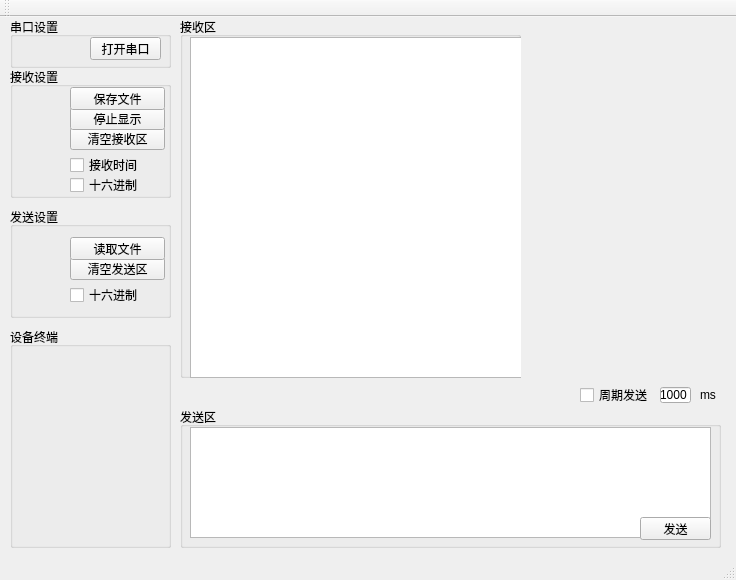
Above: TRDC/mainwindow.ui from addictJun/TRDC before the change. Below: the same form after it.
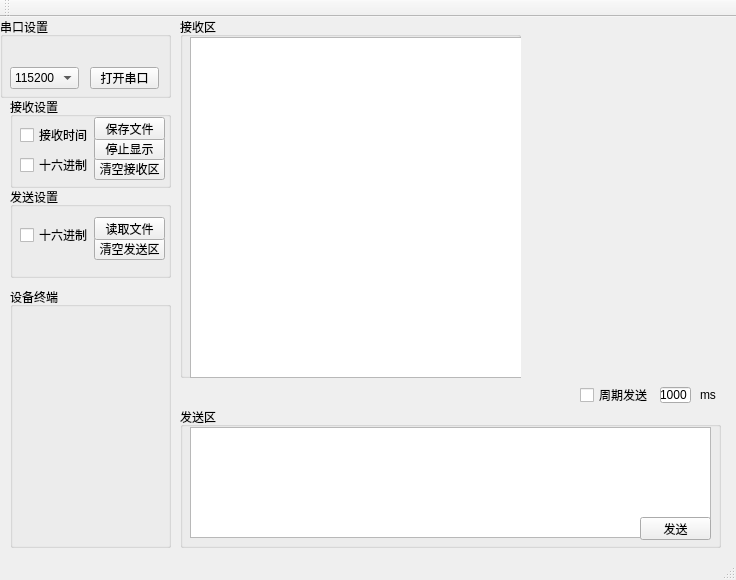
That is the form after the change.

```diff
--- a/TRDC/mainwindow.ui
+++ b/TRDC/mainwindow.ui
@@ -80,10 +80,10 @@
    <widget class="QGroupBox" name="groupBoxComSet">
     <property name="geometry">
      <rect>
-      <x>10</x>
+      <x>0</x>
       <y>0</y>
-      <width>161</width>
-      <height>51</height>
+      <width>171</width>
+      <height>81</height>
      </rect>
     </property>
     <property name="title">
@@ -92,24 +92,39 @@
     <widget class="QPushButton" name="pushButtonOpen">
      <property name="geometry">
       <rect>
-       <x>80</x>
-       <y>20</y>
-       <width>71</width>
-       <height>23</height>
+       <x>90</x>
+       <y>50</y>
+       <width>69</width>
+       <height>22</height>
       </rect>
      </property>
      <property name="text">
       <string>打开串口</string>
      </property>
     </widget>
+    <widget class="QComboBox" name="comboBoxComBaud">
+     <property name="geometry">
+      <rect>
+       <x>10</x>
+       <y>50</y>
+       <width>69</width>
+       <height>22</height>
+      </rect>
+     </property>
+     <item>
+      <property name="text">
+       <string>115200</string>
+      </property>
+     </item>
+    </widget>
    </widget>
    <widget class="QGroupBox" name="groupBoxSendSet">
     <property name="geometry">
      <rect>
       <x>10</x>
-      <y>190</y>
+      <y>170</y>
       <width>161</width>
-      <height>111</height>
+      <height>91</height>
      </rect>
     </property>
     <property name="title">
@@ -118,9 +133,9 @@
     <widget class="QPushButton" name="pushButtonClearSend">
      <property name="geometry">
       <rect>
-       <x>60</x>
+       <x>84</x>
        <y>50</y>
-       <width>95</width>
+       <width>71</width>
        <height>23</height>
       </rect>
      </property>
@@ -131,9 +146,9 @@
     <widget class="QPushButton" name="pushButtonRdFile">
      <property name="geometry">
       <rect>
-       <x>60</x>
+       <x>84</x>
        <y>30</y>
-       <width>95</width>
+       <width>71</width>
        <height>23</height>
       </rect>
      </property>
@@ -144,8 +159,8 @@
     <widget class="QCheckBox" name="checkBoxSendHex">
      <property name="geometry">
       <rect>
-       <x>60</x>
-       <y>80</y>
+       <x>10</x>
+       <y>40</y>
        <width>101</width>
        <height>16</height>
       </rect>
@@ -159,9 +174,9 @@
     <property name="geometry">
      <rect>
       <x>10</x>
-      <y>50</y>
+      <y>80</y>
       <width>161</width>
-      <height>131</height>
+      <height>91</height>
      </rect>
     </property>
     <property name="title">
@@ -170,8 +185,8 @@
     <widget class="QCheckBox" name="checkBoxRevHex">
      <property name="geometry">
       <rect>
-       <x>60</x>
-       <y>110</y>
+       <x>10</x>
+       <y>60</y>
        <width>101</width>
        <height>16</height>
       </rect>
@@ -192,8 +207,8 @@
     <widget class="QCheckBox" name="checkBoxReVTime">
      <property name="geometry">
       <rect>
-       <x>60</x>
-       <y>90</y>
+       <x>10</x>
+       <y>30</y>
        <width>95</width>
        <height>16</height>
       </rect>
@@ -205,9 +220,9 @@
     <widget class="QPushButton" name="pushButtonClearRev">
      <property name="geometry">
       <rect>
-       <x>60</x>
+       <x>84</x>
        <y>60</y>
-       <width>95</width>
+       <width>71</width>
        <height>23</height>
       </rect>
      </property>
@@ -218,9 +233,9 @@
     <widget class="QPushButton" name="pushButtonStopRev">
      <property name="geometry">
       <rect>
-       <x>60</x>
+       <x>84</x>
        <y>40</y>
-       <width>95</width>
+       <width>71</width>
        <height>23</height>
       </rect>
      </property>
@@ -231,9 +246,9 @@
     <widget class="QPushButton" name="pushButtonSaveRev">
      <property name="geometry">
       <rect>
-       <x>60</x>
+       <x>84</x>
        <y>20</y>
-       <width>95</width>
+       <width>71</width>
        <height>23</height>
       </rect>
      </property>
@@ -329,9 +344,9 @@
     <property name="geometry">
      <rect>
       <x>10</x>
-      <y>310</y>
+      <y>270</y>
       <width>161</width>
-      <height>221</height>
+      <height>261</height>
      </rect>
     </property>
     <property name="title">
```
